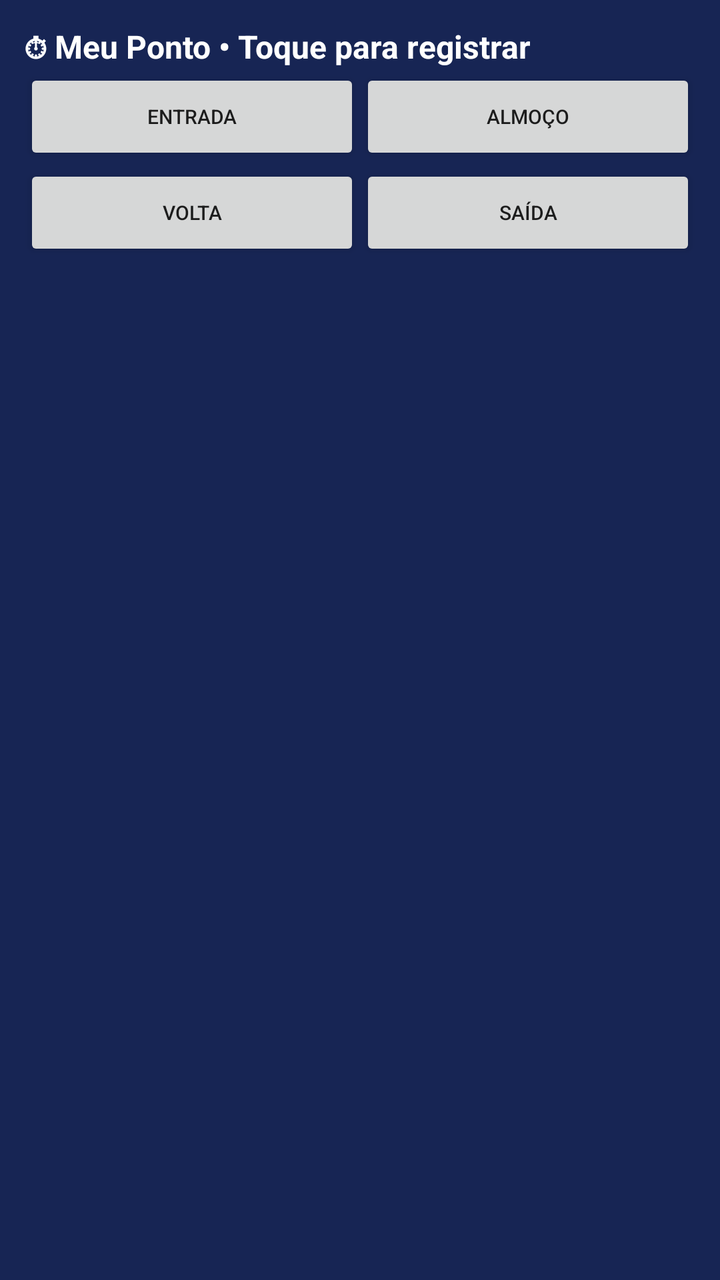
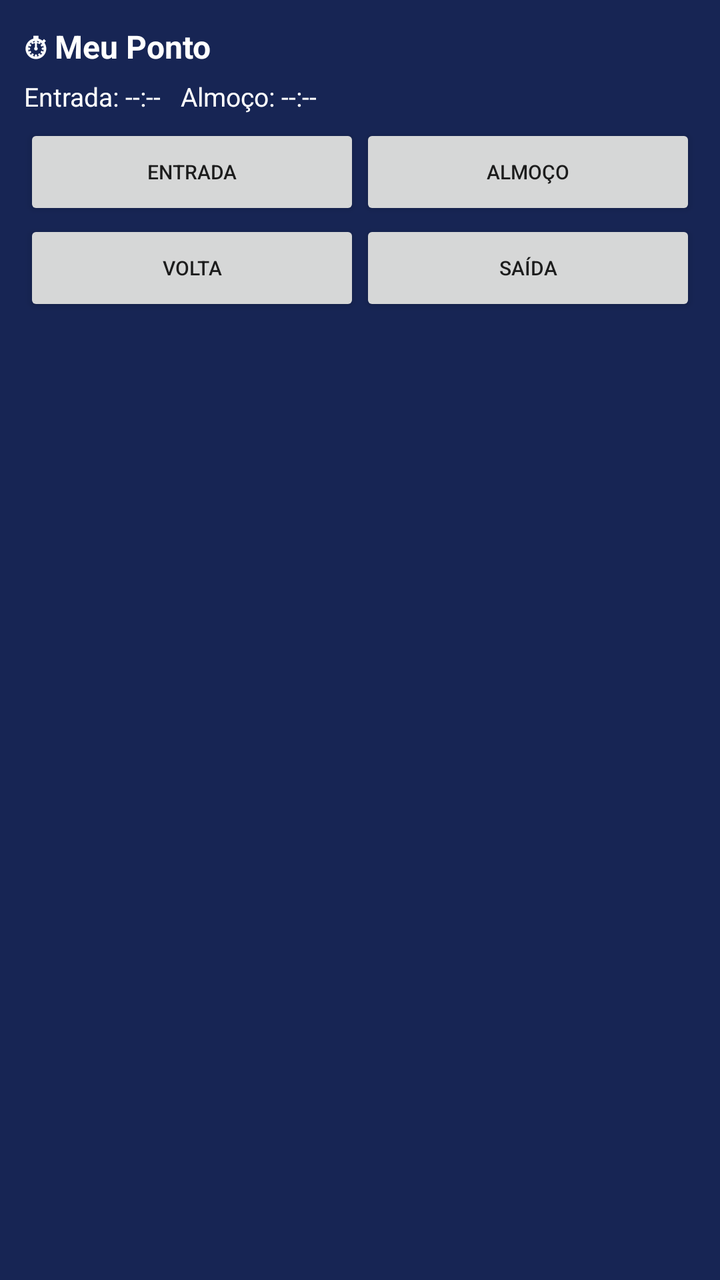

Screens rendered from an Android XML layout before and after an edit, with the pre-edit source and the edit as a unified diff.
<!-- AndroidManifest.xml: application theme android:Theme.Material.Light.NoActionBar -->
<!-- res/layout/ponto_widget.xml -->
<LinearLayout xmlns:android="http://schemas.android.com/apk/res/android" android:orientation="vertical" android:padding="12dp" android:background="#172554" android:layout_width="match_parent" android:layout_height="match_parent"><TextView android:id="@+id/widget_status" android:layout_width="match_parent" android:layout_height="wrap_content" android:text="⏱ Meu Ponto • Toque para registrar" android:textColor="#FFFFFF" android:textStyle="bold" android:textSize="16sp"/><LinearLayout android:orientation="horizontal" android:layout_width="match_parent" android:layout_height="wrap_content"><Button android:id="@+id/widget_entry" android:layout_width="0dp" android:layout_weight="1" android:layout_height="wrap_content" android:text="Entrada" android:textSize="10sp"/><Button android:id="@+id/widget_lunch" android:layout_width="0dp" android:layout_weight="1" android:layout_height="wrap_content" android:text="Almoço" android:textSize="10sp"/></LinearLayout><LinearLayout android:orientation="horizontal" android:layout_width="match_parent" android:layout_height="wrap_content"><Button android:id="@+id/widget_return" android:layout_width="0dp" android:layout_weight="1" android:layout_height="wrap_content" android:text="Volta" android:textSize="10sp"/><Button android:id="@+id/widget_exit" android:layout_width="0dp" android:layout_weight="1" android:layout_height="wrap_content" android:text="Saída" android:textSize="10sp"/></LinearLayout></LinearLayout>
<!-- resources referenced by this layout -->
<resources>

</resources>

<!-- the commit's change to res/layout/ponto_widget.xml (unified diff, before → after) -->
@@ -1 +1 @@
-<LinearLayout xmlns:android="http://schemas.android.com/apk/res/android" android:orientation="vertical" android:padding="12dp" android:background="#172554" android:layout_width="match_parent" android:layout_height="match_parent"><TextView android:id="@+id/widget_status" android:layout_width="match_parent" android:layout_height="wrap_content" android:text="⏱ Meu Ponto • Toque para registrar" android:textColor="#FFFFFF" android:textStyle="bold" android:textSize="16sp"/><LinearLayout android:orientation="horizontal" android:layout_width="match_parent" android:layout_height="wrap_content"><Button android:id="@+id/widget_entry" android:layout_width="0dp" android:layout_weight="1" android:layout_height="wrap_content" android:text="Entrada" android:textSize="10sp"/><Button android:id="@+id/widget_lunch" android:layout_width="0dp" android:layout_weight="1" android:layout_height="wrap_content" android:text="Almoço" android:textSize="10sp"/></LinearLayout><LinearLayout android:orientation="horizontal" android:layout_width="match_parent" android:layout_height="wrap_content"><Button android:id="@+id/widget_return" android:layout_width="0dp" android:layout_weight="1" android:layout_height="wrap_content" android:text="Volta" android:textSize="10sp"/><Button android:id="@+id/widget_exit" android:layout_width="0dp" android:layout_weight="1" android:layout_height="wrap_content" android:text="Saída" android:textSize="10sp"/></LinearLayout></LinearLayout>
+<LinearLayout xmlns:android="http://schemas.android.com/apk/res/android" android:orientation="vertical" android:padding="12dp" android:background="#172554" android:layout_width="match_parent" android:layout_height="match_parent"><TextView android:id="@+id/widget_status" android:layout_width="match_parent" android:layout_height="wrap_content" android:text="⏱ Meu Ponto" android:textColor="#FFFFFF" android:textStyle="bold" android:textSize="16sp"/><TextView android:id="@+id/widget_recent" android:layout_width="match_parent" android:layout_height="wrap_content" android:paddingTop="5dp" android:paddingBottom="5dp" android:text="Entrada: --:--   Almoço: --:--" android:textColor="#FFFFFF" android:textSize="13sp"/><LinearLayout android:orientation="horizontal" android:layout_width="match_parent" android:layout_height="wrap_content"><Button android:id="@+id/widget_entry" android:layout_width="0dp" android:layout_weight="1" android:layout_height="wrap_content" android:text="Entrada" android:textSize="10sp"/><Button android:id="@+id/widget_lunch" android:layout_width="0dp" android:layout_weight="1" android:layout_height="wrap_content" android:text="Almoço" android:textSize="10sp"/></LinearLayout><LinearLayout android:orientation="horizontal" android:layout_width="match_parent" android:layout_height="wrap_content"><Button android:id="@+id/widget_return" android:layout_width="0dp" android:layout_weight="1" android:layout_height="wrap_content" android:text="Volta" android:textSize="10sp"/><Button android:id="@+id/widget_exit" android:layout_width="0dp" android:layout_weight="1" android:layout_height="wrap_content" android:text="Saída" android:textSize="10sp"/></LinearLayout></LinearLayout>
